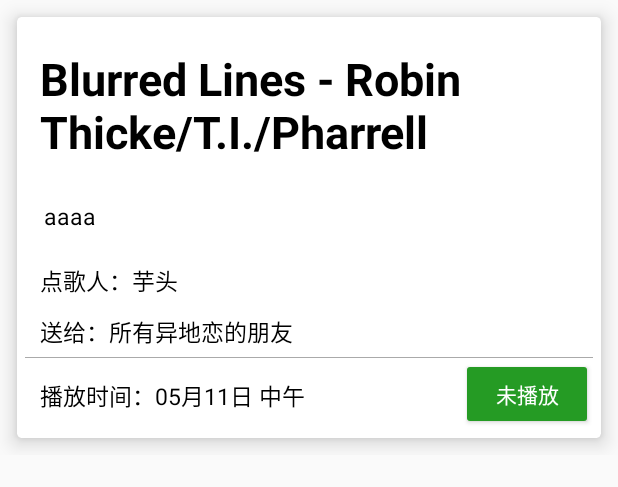
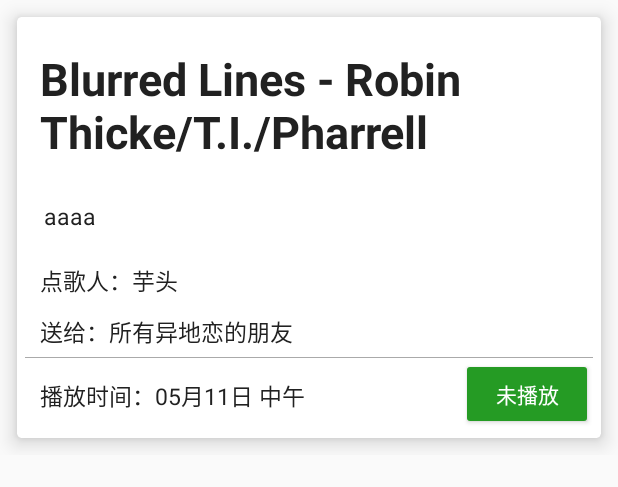
Before and after one commit to SmartRadioTeam/smartradio_Android_Control, an Android app: the layout cardview_songtable.xml on its own in the app's theme, with its tools: preview values and no code run, on a phone screen of 412 x 824 dp. Shown: the top 487 px of the screen. Run offline under Robolectric (Android 15) with nearby library versions, the phone set to English and light mode, and no system bars.

Commit message:
修改新的配色方案

```diff
--- a/smartradio_androidClient/app/src/main/res/drawable/side_nav_bar.xml
+++ b/smartradio_androidClient/app/src/main/res/drawable/side_nav_bar.xml
@@ -1,9 +1,9 @@
 <shape xmlns:android="http://schemas.android.com/apk/res/android"
     android:shape="rectangle" >
     <gradient
-        android:startColor="#81C784"
-        android:centerColor="#4CAF50"
-        android:endColor="#2E7D32"
+        android:startColor="@color/colorPrimaryDark"
+        android:centerColor="@color/colorPrimaryDark"
+        android:endColor="@color/colorPrimary"
         android:type="linear"
         android:angle="135"/>
 </shape>
--- a/smartradio_androidClient/app/src/main/res/layout/cardview_songtable.xml
+++ b/smartradio_androidClient/app/src/main/res/layout/cardview_songtable.xml
@@ -26,7 +26,7 @@
                 android:layout_margin="5dp">
 
                 <TextView
-                    android:textColor="#000"
+                    android:textColor="@color/text"
                     android:textStyle="bold"
                     android:id="@+id/card_songtable_title"
                     android:layout_alignParentLeft="true"
@@ -40,7 +40,7 @@
                     android:layout_marginRight="15dp"
                     android:layout_marginBottom="15dp"/>
                 <TextView
-                    android:textColor="#000"
+                    android:textColor="@color/text"
                     android:id="@+id/card_songtable_message"
                     android:textSize="15sp"
                     android:text="aaaa"
@@ -53,7 +53,7 @@
                     android:layout_marginBottom="15dp"
                     android:layout_marginTop="10dp"/>
                 <TextView
-                    android:textColor="#000"
+                    android:textColor="@color/text"
                     android:textSize="15sp"
                     android:layout_width="wrap_content"
                     android:layout_height="wrap_content"
@@ -64,7 +64,7 @@
                     android:layout_marginTop="5dp"
                     android:layout_marginBottom="5dp"/>
                 <TextView
-                    android:textColor="#000"
+                    android:textColor="@color/text"
                     android:textSize="15sp"
                     android:layout_width="wrap_content"
                     android:layout_height="wrap_content"
@@ -83,7 +83,7 @@
                     />
 
                 <TextView
-                    android:textColor="#000"
+                    android:textColor="@color/text"
                     android:textSize="15sp"
                     android:layout_width="wrap_content"
                     android:layout_height="wrap_content"
--- a/smartradio_androidClient/app/src/main/res/values/colors.xml
+++ b/smartradio_androidClient/app/src/main/res/values/colors.xml
@@ -1,8 +1,9 @@
 <?xml version="1.0" encoding="utf-8"?>
 <resources>
-    <color name="colorPrimary">#3F51B5</color>
-    <color name="colorPrimaryDark">#303F9F</color>
-    <color name="colorAccent">#FF4081</color>
+    <color name="colorPrimary">#2196F3</color>
+    <color name="colorPrimaryDark">#1976D2</color>
+    <color name="colorAccent">#03A9F4</color>
+    <color name="text">#212121</color>
     <color name="normal_button">#888</color>
     <color name="played_button">#259B24</color>
     <color name="no_button">#E51C23</color>
```
Also changed, not shown: smartradio_androidClient/app/src/main/res/layout/cardview_laf.xml (+4 -3 lines), 2 other files.
